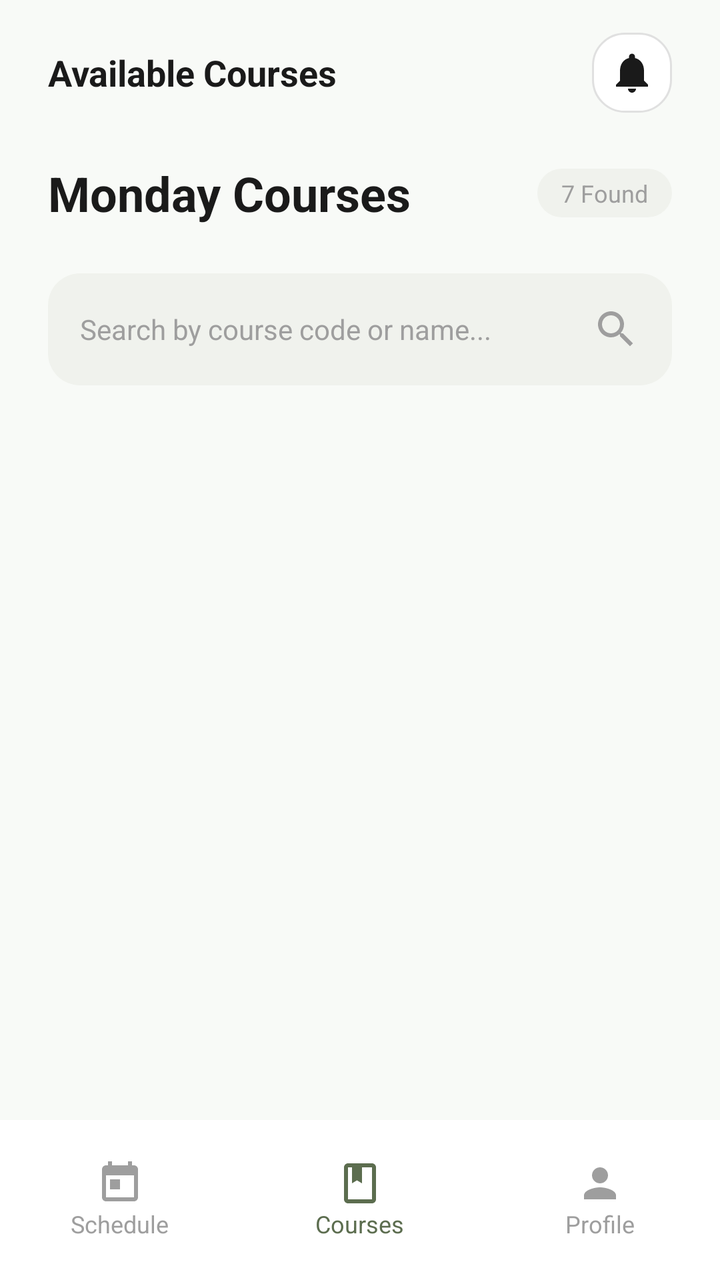
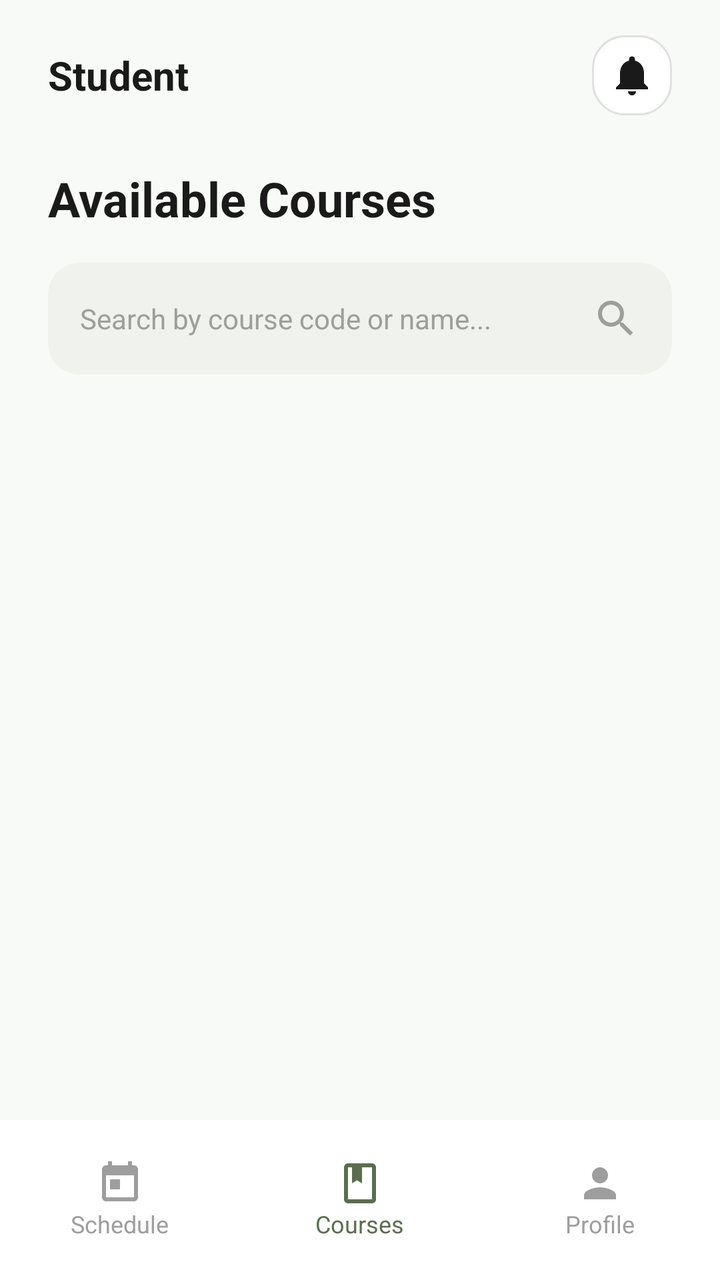

Before-and-after screenshots of an Android layout around one commit, followed by the original layout XML and the change that was made.
<!-- AndroidManifest.xml: application theme Theme.VETSCHED -->
<!-- res/layout/fragment_courses.xml -->
<?xml version="1.0" encoding="utf-8"?>
<androidx.constraintlayout.widget.ConstraintLayout xmlns:android="http://schemas.android.com/apk/res/android"
    xmlns:app="http://schemas.android.com/apk/res-auto"
    xmlns:tools="http://schemas.android.com/tools"
    android:layout_width="match_parent"
    android:layout_height="match_parent"
    android:background="@color/vetsched_background">

    <TextView
        android:id="@+id/tvAvailableCourses"
        android:layout_width="wrap_content"
        android:layout_height="wrap_content"
        android:layout_marginStart="24dp"
        android:layout_marginTop="24dp"
        android:text="Available Courses"
        android:textColor="@color/vetsched_text_primary"
        android:textSize="18sp"
        android:textStyle="bold"
        app:layout_constraintStart_toStartOf="parent"
        app:layout_constraintTop_toTopOf="parent" />

    <ImageView
        android:id="@+id/ivNotification"
        android:layout_width="40dp"
        android:layout_height="40dp"
        android:layout_marginEnd="24dp"
        android:background="@drawable/bg_date_unselected"
        android:padding="8dp"
        android:src="@drawable/ic_bell"
        app:layout_constraintBottom_toBottomOf="@id/tvAvailableCourses"
        app:layout_constraintEnd_toEndOf="parent"
        app:layout_constraintTop_toTopOf="@id/tvAvailableCourses"
        app:tint="@color/vetsched_text_primary" />

    <TextView
        android:id="@+id/tvDayCoursesTitle"
        android:layout_width="wrap_content"
        android:layout_height="wrap_content"
        android:layout_marginTop="32dp"
        android:text="Monday Courses"
        android:textColor="@color/vetsched_text_primary"
        android:textSize="24sp"
        android:textStyle="bold"
        app:layout_constraintStart_toStartOf="@id/tvAvailableCourses"
        app:layout_constraintTop_toBottomOf="@id/tvAvailableCourses" />

    <TextView
        android:id="@+id/tvFoundCount"
        android:layout_width="wrap_content"
        android:layout_height="wrap_content"
        android:layout_marginEnd="24dp"
        android:background="@drawable/bg_field_rounded"
        android:paddingHorizontal="12dp"
        android:paddingVertical="4dp"
        android:text="7 Found"
        android:textColor="@color/vetsched_text_hint"
        android:textSize="12sp"
        app:layout_constraintBottom_toBottomOf="@id/tvDayCoursesTitle"
        app:layout_constraintEnd_toEndOf="parent"
        app:layout_constraintTop_toTopOf="@id/tvDayCoursesTitle" />

    <androidx.constraintlayout.widget.ConstraintLayout
        android:id="@+id/searchBar"
        android:layout_width="0dp"
        android:layout_height="56dp"
        android:layout_marginHorizontal="24dp"
        android:layout_marginTop="24dp"
        android:background="@drawable/bg_field_rounded"
        app:layout_constraintEnd_toEndOf="parent"
        app:layout_constraintStart_toStartOf="parent"
        app:layout_constraintTop_toBottomOf="@id/tvDayCoursesTitle">

        <EditText
            android:id="@+id/etSearch"
            android:layout_width="0dp"
            android:layout_height="match_parent"
            android:layout_marginStart="16dp"
            android:background="@null"
            android:hint="Search by course code or name..."
            android:inputType="text"
            android:textColor="@color/vetsched_text_primary"
            android:textColorHint="@color/vetsched_text_hint"
            android:textSize="14sp"
            app:layout_constraintEnd_toStartOf="@id/ivSearchIcon"
            app:layout_constraintStart_toStartOf="parent" />

        <ImageView
            android:id="@+id/ivSearchIcon"
            android:layout_width="24dp"
            android:layout_height="24dp"
            android:layout_marginEnd="16dp"
            android:src="@drawable/ic_search"
            app:layout_constraintBottom_toBottomOf="parent"
            app:layout_constraintEnd_toEndOf="parent"
            app:layout_constraintTop_toTopOf="parent" />

    </androidx.constraintlayout.widget.ConstraintLayout>

    <androidx.recyclerview.widget.RecyclerView
        android:id="@+id/rvCourses"
        android:layout_width="match_parent"
        android:layout_height="0dp"
        android:layout_marginTop="16dp"
        android:clipToPadding="false"
        android:paddingBottom="100dp"
        app:layout_constraintBottom_toBottomOf="parent"
        app:layout_constraintTop_toBottomOf="@id/searchBar"
        tools:listitem="@layout/item_course" />

    <androidx.constraintlayout.widget.ConstraintLayout
        android:id="@+id/bottomNav"
        android:layout_width="match_parent"
        android:layout_height="80dp"
        android:background="@color/white"
        app:layout_constraintBottom_toBottomOf="parent">

        <LinearLayout
            android:layout_width="match_parent"
            android:layout_height="match_parent"
            android:orientation="horizontal">

            <LinearLayout
                android:id="@+id/btnSchedule"
                android:layout_width="0dp"
                android:layout_height="match_parent"
                android:layout_weight="1"
                android:gravity="center"
                android:orientation="vertical">

                <ImageView
                    android:layout_width="24dp"
                    android:layout_height="24dp"
                    android:src="@drawable/ic_schedule"
                    app:tint="@color/vetsched_text_hint" />

                <TextView
                    android:layout_width="wrap_content"
                    android:layout_height="wrap_content"
                    android:text="Schedule"
                    android:textColor="@color/vetsched_text_hint"
                    android:textSize="12sp" />
            </LinearLayout>

            <LinearLayout
                android:id="@+id/btnCourses"
                android:layout_width="0dp"
                android:layout_height="match_parent"
                android:layout_weight="1"
                android:gravity="center"
                android:orientation="vertical">

                <ImageView
                    android:layout_width="24dp"
                    android:layout_height="24dp"
                    android:src="@drawable/ic_courses"
                    app:tint="@color/vetsched_primary" />

                <TextView
                    android:layout_width="wrap_content"
                    android:layout_height="wrap_content"
                    android:text="Courses"
                    android:textColor="@color/vetsched_primary"
                    android:textSize="12sp" />
            </LinearLayout>

            <LinearLayout
                android:id="@+id/btnProfile"
                android:layout_width="0dp"
                android:layout_height="match_parent"
                android:layout_weight="1"
                android:gravity="center"
                android:orientation="vertical">

                <ImageView
                    android:layout_width="24dp"
                    android:layout_height="24dp"
                    android:src="@drawable/ic_profile"
                    app:tint="@color/vetsched_text_hint" />

                <TextView
                    android:layout_width="wrap_content"
                    android:layout_height="wrap_content"
                    android:text="Profile"
                    android:textColor="@color/vetsched_text_hint"
                    android:textSize="12sp" />
            </LinearLayout>

        </LinearLayout>

    </androidx.constraintlayout.widget.ConstraintLayout>

</androidx.constraintlayout.widget.ConstraintLayout>
<!-- res/layout/item_course.xml (included above) -->
<?xml version="1.0" encoding="utf-8"?>
<androidx.cardview.widget.CardView xmlns:android="http://schemas.android.com/apk/res/android"
    xmlns:app="http://schemas.android.com/apk/res-auto"
    xmlns:tools="http://schemas.android.com/tools"
    android:layout_width="match_parent"
    android:layout_height="wrap_content"
    android:layout_marginHorizontal="24dp"
    android:layout_marginVertical="8dp"
    app:cardBackgroundColor="@color/white"
    app:cardCornerRadius="20dp"
    app:cardElevation="2dp">

    <LinearLayout
        android:layout_width="match_parent"
        android:layout_height="wrap_content"
        android:orientation="vertical">

        <androidx.constraintlayout.widget.ConstraintLayout
            android:id="@+id/courseHeader"
            android:layout_width="match_parent"
            android:layout_height="wrap_content"
            android:padding="20dp">

            <TextView
                android:id="@+id/tvCourseCode"
                android:layout_width="wrap_content"
                android:layout_height="wrap_content"
                android:text="******** 101"
                android:textColor="@color/vetsched_text_primary"
                android:textSize="16sp"
                android:textStyle="bold"
                app:layout_constraintStart_toStartOf="parent"
                app:layout_constraintTop_toTopOf="parent" />

            <TextView
                android:id="@+id/tvSectionCount"
                android:layout_width="wrap_content"
                android:layout_height="wrap_content"
                android:text="2 sections"
                android:textColor="@color/vetsched_text_primary"
                android:textSize="14sp"
                app:layout_constraintBottom_toBottomOf="@id/tvCourseCode"
                app:layout_constraintEnd_toEndOf="parent"
                app:layout_constraintTop_toTopOf="@id/tvCourseCode" />

            <TextView
                android:id="@+id/tvCourseNameMasked"
                android:layout_width="0dp"
                android:layout_height="wrap_content"
                android:layout_marginTop="8dp"
                android:text="**************************"
                android:textColor="@color/vetsched_text_hint"
                android:textSize="14sp"
                app:layout_constraintEnd_toEndOf="parent"
                app:layout_constraintStart_toStartOf="parent"
                app:layout_constraintTop_toBottomOf="@id/tvCourseCode" />

            <ImageView
                android:id="@+id/ivTimeIcon"
                android:layout_width="16dp"
                android:layout_height="16dp"
                android:layout_marginTop="12dp"
                android:src="@drawable/ic_schedule"
                app:layout_constraintStart_toStartOf="parent"
                app:layout_constraintTop_toBottomOf="@id/tvCourseNameMasked"
                app:tint="@color/vetsched_text_hint" />

            <TextView
                android:id="@+id/tvTimeRange"
                android:layout_width="wrap_content"
                android:layout_height="wrap_content"
                android:layout_marginStart="8dp"
                android:text="8:00 - 9:30 AM"
                android:textColor="@color/vetsched_text_hint"
                android:textSize="14sp"
                app:layout_constraintBottom_toBottomOf="@id/ivTimeIcon"
                app:layout_constraintStart_toEndOf="@id/ivTimeIcon"
                app:layout_constraintTop_toTopOf="@id/ivTimeIcon" />

        </androidx.constraintlayout.widget.ConstraintLayout>

        <LinearLayout
            android:id="@+id/layoutSections"
            android:layout_width="match_parent"
            android:layout_height="wrap_content"
            android:background="#F0F2ED"
            android:orientation="vertical"
            android:padding="20dp"
            android:visibility="gone"
            tools:visibility="visible">

            <LinearLayout
                android:id="@+id/layoutExpandedContent"
                android:layout_width="match_parent"
                android:layout_height="wrap_content"
                android:orientation="vertical">

                <TextView
                    android:layout_width="wrap_content"
                    android:layout_height="wrap_content"
                    android:text="Section A"
                    android:textColor="@color/vetsched_text_primary"
                    android:textSize="16sp"
                    android:textStyle="bold" />

                <LinearLayout
                    android:layout_width="match_parent"
                    android:layout_height="wrap_content"
                    android:layout_marginTop="12dp"
                    android:gravity="center_vertical"
                    android:orientation="horizontal">

                    <ImageView
                        android:layout_width="20dp"
                        android:layout_height="20dp"
                        android:src="@drawable/ic_calendar" />

                    <TextView
                        android:layout_width="wrap_content"
                        android:layout_height="wrap_content"
                        android:layout_marginStart="12dp"
                        android:text="8:00 - 9:30"
                        android:textColor="@color/vetsched_text_hint"
                        android:textSize="14sp" />
                </LinearLayout>

                <LinearLayout
                    android:layout_width="match_parent"
                    android:layout_height="wrap_content"
                    android:layout_marginTop="8dp"
                    android:gravity="center_vertical"
                    android:orientation="horizontal">

                    <ImageView
                        android:layout_width="20dp"
                        android:layout_height="20dp"
                        android:src="@drawable/ic_location" />

                    <TextView
                        android:layout_width="wrap_content"
                        android:layout_height="wrap_content"
                        android:layout_marginStart="12dp"
                        android:text="Room VM-201"
                        android:textColor="@color/vetsched_text_hint"
                        android:textSize="14sp" />
                </LinearLayout>

                <LinearLayout
                    android:layout_width="match_parent"
                    android:layout_height="wrap_content"
                    android:layout_marginTop="8dp"
                    android:gravity="center_vertical"
                    android:orientation="horizontal">

                    <ImageView
                         android:layout_width="20dp"
                         android:layout_height="20dp"
                         android:src="@drawable/ic_profile" />

                    <TextView
                        android:layout_width="wrap_content"
                        android:layout_height="wrap_content"
                        android:layout_marginStart="12dp"
                        android:text="************"
                        android:textColor="@color/vetsched_text_hint"
                        android:textSize="14sp" />
                </LinearLayout>

                <Button
                    android:id="@+id/btnEnrollA"
                    android:layout_width="match_parent"
                    android:layout_height="56dp"
                    android:layout_marginTop="20dp"
                    android:backgroundTint="#77C647"
                    android:text="Enroll in Section A"
                    android:textAllCaps="false"
                    android:textColor="@color/white"
                    app:cornerRadius="28dp" />

                <TextView
                    android:layout_width="wrap_content"
                    android:layout_height="wrap_content"
                    android:layout_marginTop="32dp"
                    android:text="Section B"
                    android:textColor="@color/vetsched_text_primary"
                    android:textSize="16sp"
                    android:textStyle="bold" />

                <LinearLayout
                    android:layout_width="match_parent"
                    android:layout_height="wrap_content"
                    android:layout_marginTop="12dp"
                    android:gravity="center_vertical"
                    android:orientation="horizontal">

                    <ImageView
                        android:layout_width="20dp"
                        android:layout_height="20dp"
                        android:src="@drawable/ic_calendar" />

                    <TextView
                        android:layout_width="wrap_content"
                        android:layout_height="wrap_content"
                        android:layout_marginStart="12dp"
                        android:text="1:00 - 2:30"
                        android:textColor="@color/vetsched_text_hint"
                        android:textSize="14sp" />
                </LinearLayout>

                <LinearLayout
                    android:layout_width="match_parent"
                    android:layout_height="wrap_content"
                    android:layout_marginTop="8dp"
                    android:gravity="center_vertical"
                    android:orientation="horizontal">

                    <ImageView
                        android:layout_width="20dp"
                        android:layout_height="20dp"
                        android:src="@drawable/ic_location" />

                    <TextView
                        android:layout_width="wrap_content"
                        android:layout_height="wrap_content"
                        android:layout_marginStart="12dp"
                        android:text="Room VM-305"
                        android:textColor="@color/vetsched_text_hint"
                        android:textSize="14sp" />
                </LinearLayout>

                <LinearLayout
                    android:layout_width="match_parent"
                    android:layout_height="wrap_content"
                    android:layout_marginTop="8dp"
                    android:gravity="center_vertical"
                    android:orientation="horizontal">

                    <ImageView
                        android:layout_width="20dp"
                        android:layout_height="20dp"
                        android:src="@drawable/ic_profile" />

                    <TextView
                        android:layout_width="wrap_content"
                        android:layout_height="wrap_content"
                        android:layout_marginStart="12dp"
                        android:text="************"
                        android:textColor="@color/vetsched_text_hint"
                        android:textSize="14sp" />
                </LinearLayout>

                <Button
                    android:id="@+id/btnEnrollB"
                    android:layout_width="match_parent"
                    android:layout_height="56dp"
                    android:layout_marginTop="20dp"
                    android:backgroundTint="@color/vetsched_primary"
                    android:text="Enroll in Section B"
                    android:textAllCaps="false"
                    android:textColor="@color/white"
                    app:cornerRadius="28dp" />
            </LinearLayout>

        </LinearLayout>

    </LinearLayout>

</androidx.cardview.widget.CardView>
<!-- resources referenced by this layout -->
<resources>
  <color name="vetsched_background">#F8FAF7</color>
  <color name="vetsched_primary">#5C6D4F</color>
  <color name="vetsched_text_hint">#9E9E9E</color>
  <color name="vetsched_text_primary">#1A1A1A</color>
  <color name="white">#FFFFFFFF</color>
  <!-- drawable bg_date_unselected (drawable) -->
  <?xml version="1.0" encoding="utf-8"?>
  <shape xmlns:android="http://schemas.android.com/apk/res/android">
      <solid android:color="@color/white" />
      <stroke android:width="1dp" android:color="#E0E0E0" />
      <corners android:radius="16dp" />
  </shape>
  <!-- drawable bg_field_rounded (drawable) -->
  <?xml version="1.0" encoding="utf-8"?>
  <shape xmlns:android="http://schemas.android.com/apk/res/android">
      <solid android:color="@color/vetsched_field_bg" />
      <corners android:radius="16dp" />
  </shape>
  <!-- drawable ic_bell (drawable) -->
  <vector xmlns:android="http://schemas.android.com/apk/res/android"
      android:width="24dp"
      android:height="24dp"
      android:viewportWidth="24"
      android:viewportHeight="24">
      <path
          android:fillColor="#000000"
          android:pathData="M12,22c1.1,0 2,-0.9 2,-2h-4c0,1.1 0.9,2 2,2zM18,16v-5c0,-3.07 -1.63,-5.64 -4.5,-6.32L13.5,4c0,-0.83 -0.67,-1.5 -1.5,-1.5s-1.5,0.67 -1.5,1.5v0.68C7.64,5.36 6,7.92 6,11v5l-2,2v1h16v-1l-2,-2z" />
  </vector>
  <!-- drawable ic_calendar (drawable) -->
  <vector xmlns:android="http://schemas.android.com/apk/res/android"
      android:width="24dp"
      android:height="24dp"
      android:viewportWidth="24"
      android:viewportHeight="24">
      <path
          android:fillColor="#9E9E9E"
          android:pathData="M19,3h-1L18,1h-2v2L8,3L8,1L6,1v2L5,3c-1.11,0 -1.99,0.9 -1.99,2L3,19c0,1.1 0.89,2 2,2h14c1.1,0 2,-0.9 2,-2L21,5c0,-1.1 -0.9,-2 -2,-2zM19,19L5,19L5,8h14v11zM7,10h5v5L7,15z" />
  </vector>
  <!-- drawable ic_courses (drawable) -->
  <vector xmlns:android="http://schemas.android.com/apk/res/android"
      android:width="24dp"
      android:height="24dp"
      android:viewportWidth="24"
      android:viewportHeight="24">
      <path
          android:fillColor="#9E9E9E"
          android:pathData="M18,2L6,2c-1.1,0 -2,0.9 -2,2v16c0,1.1 0.9,2 2,2h12c1.1,0 2,-0.9 2,-2L20,4c0,-1.1 -0.9,-2 -2,-2zM18,20L6,20L6,4h2v8l2.5,-1.5L13,12L13,4h5v16z" />
  </vector>
  <!-- drawable ic_location (drawable) -->
  <vector xmlns:android="http://schemas.android.com/apk/res/android"
      android:width="24dp"
      android:height="24dp"
      android:viewportWidth="24"
      android:viewportHeight="24">
      <path
          android:fillColor="#5C6D4F"
          android:pathData="L12,2C8.13,2 5,5.13 5,9c0,5.25 7,13 7,13s7,-7.75 7,-13c0,-3.87 -3.13,-7 -7,-7zM12,11.5c-1.38,0 -2.5,-1.12 -2.5,-2.5s1.12,-2.5 2.5,-2.5 2.5,1.12 2.5,2.5 -1.12,2.5 -2.5,2.5z" />
  </vector>
  <!-- drawable ic_profile (drawable) -->
  <vector xmlns:android="http://schemas.android.com/apk/res/android"
      android:width="24dp"
      android:height="24dp"
      android:viewportWidth="24"
      android:viewportHeight="24">
      <path
          android:fillColor="#9E9E9E"
          android:pathData="M12,12c2.21,0 4,-1.79 4,-4s-1.79,-4 -4,-4 -4,1.79 -4,4 1.79,4 4,4zM12,14c-2.67,0 -8,1.34 -8,4v2h16v-2c0,-2.66 -5.33,-4 -8,-4z" />
  </vector>
  <!-- drawable ic_schedule (drawable) -->
  <vector xmlns:android="http://schemas.android.com/apk/res/android"
      android:width="24dp"
      android:height="24dp"
      android:viewportWidth="24"
      android:viewportHeight="24">
      <path
          android:fillColor="#5C6D4F"
          android:pathData="M19,3h-1L18,1h-2v2L8,3L8,1L6,1v2L5,3c-1.11,0 -1.99,0.9 -1.99,2L3,19c0,1.1 0.89,2 2,2h14c1.1,0 2,-0.9 2,-2L21,5c0,-1.1 -0.9,-2 -2,-2zM19,19L5,19L5,8h14v11zM7,10h5v5L7,15z" />
  </vector>
  <style name="Theme.VETSCHED" parent="Theme.MaterialComponents.Light.NoActionBar">
          <item name="colorPrimary">@color/vetsched_primary</item>
          <item name="android:statusBarColor">@color/vetsched_background</item>
          <item name="android:windowLightStatusBar">true</item>
      </style>
  <color name="vetsched_field_bg">#F0F2ED</color>
  <!-- unchanged entries left out for length: 1 -->
</resources>

<!-- the commit's change to res/layout/fragment_courses.xml (unified diff, before → after) -->
@@ -7,14 +7,14 @@
     android:background="@color/vetsched_background">
 
     <TextView
-        android:id="@+id/tvAvailableCourses"
+        android:id="@+id/tvUserName"
         android:layout_width="wrap_content"
         android:layout_height="wrap_content"
         android:layout_marginStart="24dp"
         android:layout_marginTop="24dp"
-        android:text="Available Courses"
+        android:text="Student"
         android:textColor="@color/vetsched_text_primary"
-        android:textSize="18sp"
+        android:textSize="20sp"
         android:textStyle="bold"
         app:layout_constraintStart_toStartOf="parent"
         app:layout_constraintTop_toTopOf="parent" />
@@ -27,48 +27,34 @@
         android:background="@drawable/bg_date_unselected"
         android:padding="8dp"
         android:src="@drawable/ic_bell"
-        app:layout_constraintBottom_toBottomOf="@id/tvAvailableCourses"
+        app:layout_constraintBottom_toBottomOf="@id/tvUserName"
         app:layout_constraintEnd_toEndOf="parent"
-        app:layout_constraintTop_toTopOf="@id/tvAvailableCourses"
+        app:layout_constraintTop_toTopOf="@id/tvUserName"
         app:tint="@color/vetsched_text_primary" />
 
     <TextView
-        android:id="@+id/tvDayCoursesTitle"
+        android:id="@+id/tvAvailableCourses"
         android:layout_width="wrap_content"
         android:layout_height="wrap_content"
+        android:layout_marginStart="24dp"
         android:layout_marginTop="32dp"
-        android:text="Monday Courses"
+        android:text="Available Courses"
         android:textColor="@color/vetsched_text_primary"
         android:textSize="24sp"
         android:textStyle="bold"
-        app:layout_constraintStart_toStartOf="@id/tvAvailableCourses"
-        app:layout_constraintTop_toBottomOf="@id/tvAvailableCourses" />
-
-    <TextView
-        android:id="@+id/tvFoundCount"
-        android:layout_width="wrap_content"
-        android:layout_height="wrap_content"
-        android:layout_marginEnd="24dp"
-        android:background="@drawable/bg_field_rounded"
-        android:paddingHorizontal="12dp"
-        android:paddingVertical="4dp"
-        android:text="7 Found"
-        android:textColor="@color/vetsched_text_hint"
-        android:textSize="12sp"
-        app:layout_constraintBottom_toBottomOf="@id/tvDayCoursesTitle"
-        app:layout_constraintEnd_toEndOf="parent"
-        app:layout_constraintTop_toTopOf="@id/tvDayCoursesTitle" />
+        app:layout_constraintStart_toStartOf="parent"
+        app:layout_constraintTop_toBottomOf="@id/tvUserName" />
 
     <androidx.constraintlayout.widget.ConstraintLayout
         android:id="@+id/searchBar"
         android:layout_width="0dp"
         android:layout_height="56dp"
         android:layout_marginHorizontal="24dp"
-        android:layout_marginTop="24dp"
+        android:layout_marginTop="16dp"
         android:background="@drawable/bg_field_rounded"
         app:layout_constraintEnd_toEndOf="parent"
         app:layout_constraintStart_toStartOf="parent"
-        app:layout_constraintTop_toBottomOf="@id/tvDayCoursesTitle">
+        app:layout_constraintTop_toBottomOf="@id/tvAvailableCourses">
 
         <EditText
             android:id="@+id/etSearch"
